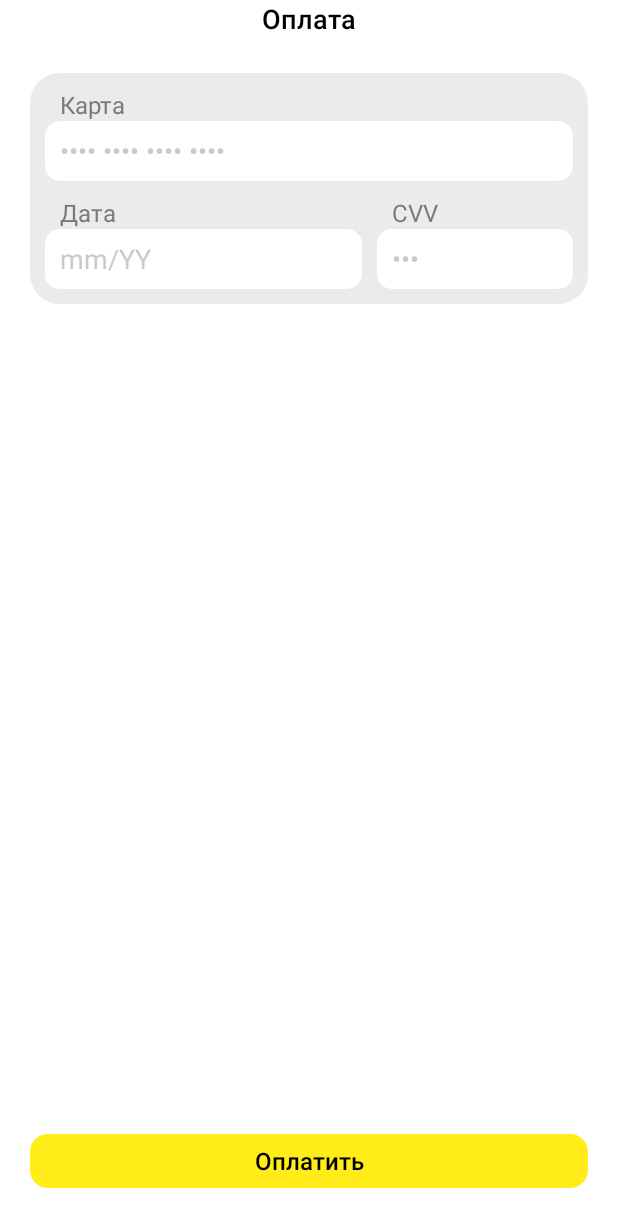
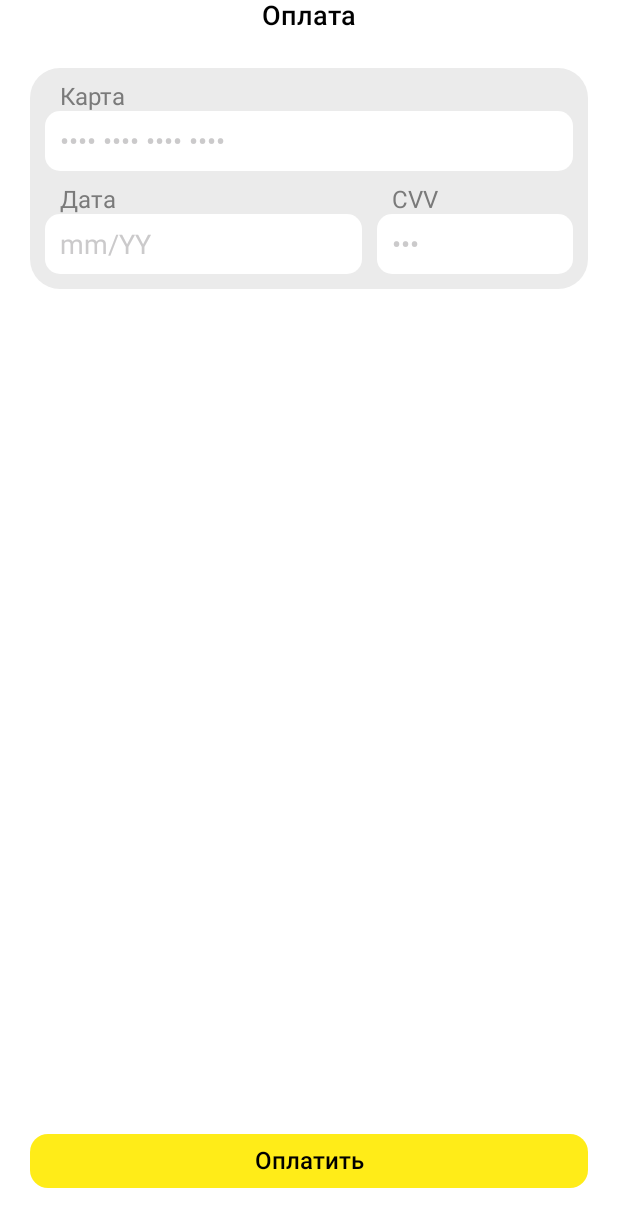
Before and after one commit to PotaninPM/PROD-Second-Tour-2025, an Android app: the fragment PaymentFragment shown on its own in the app's theme, on a phone screen of 412 x 824 dp. Shown: the top 1227 px of the screen. Run offline under Robolectric (Android 15) with nearby library versions, the phone set to English and light mode, and no system bars.

Commit message:
fixes with payment 4

```diff
--- a/solution/src/main/res/layout/payment_view.xml
+++ b/solution/src/main/res/layout/payment_view.xml
@@ -13,6 +13,7 @@
         android:textSize="18sp"
         android:fontFamily="sans-serif-medium"
         android:textColor="#000000"
+        android:includeFontPadding="false"
         app:layout_constraintTop_toTopOf="parent"
         app:layout_constraintStart_toStartOf="parent"
         app:layout_constraintEnd_toEndOf="parent" />
@@ -41,6 +42,7 @@
                 android:layout_height="wrap_content"
                 android:layout_marginStart="10dp"
                 android:text="Карта"
+                android:includeFontPadding="false"
                 android:textColor="#7A7A7A"
                 android:textSize="16dp" />
 
@@ -88,6 +90,7 @@
                     android:layout_height="wrap_content"
                     android:layout_marginStart="10dp"
                     android:text="Дата"
+                    android:includeFontPadding="false"
                     android:textColor="#7A7A7A"
                     android:textSize="16dp" />
 
@@ -127,6 +130,7 @@
                     android:layout_height="wrap_content"
                     android:layout_marginStart="10dp"
                     android:text="CVV"
+                    android:includeFontPadding="false"
                     android:textColor="#7A7A7A"
                     android:textSize="16dp" />
 
@@ -165,7 +169,9 @@
         android:layout_marginHorizontal="20dp"
         android:background="@drawable/pay_button_bg"
         android:elevation="0dp"
+        android:padding="0dp"
         android:enabled="false"
+        android:includeFontPadding="false"
         android:fontFamily="sans-serif-medium"
         android:text="Оплатить"
         android:layout_marginBottom="32dp"
```
